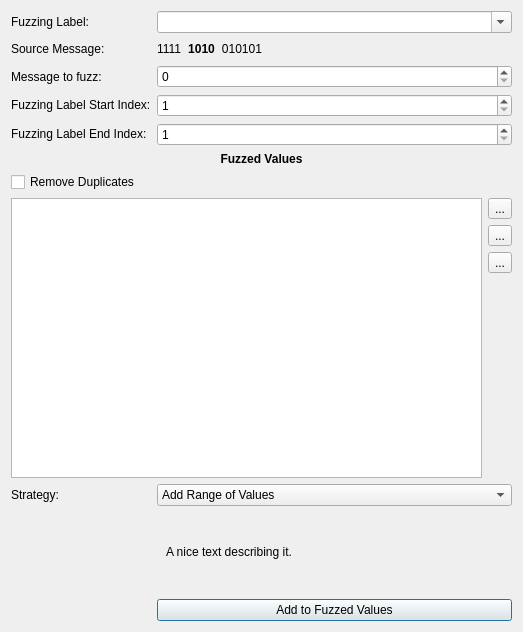
Above: data/ui/fuzzing.ui from jopohl/urh before the change. Below: the same form after it.
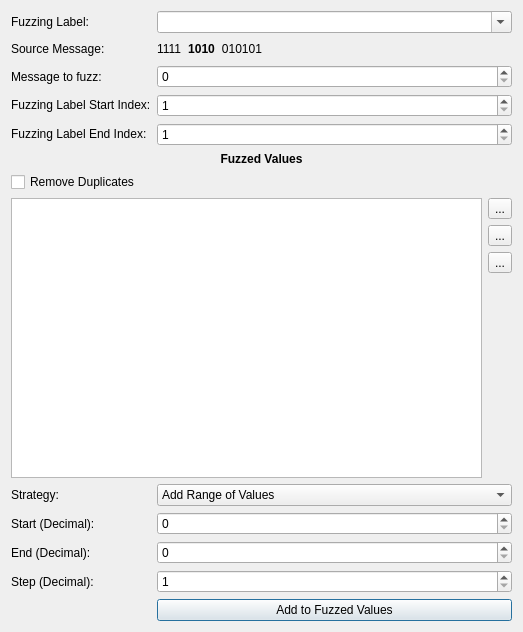
That is the form after the change. The open tabs and pages were chosen to show the change. Icons and pictures are not drawn. Custom widgets are drawn as their Qt base class.

Commit message: integrate de bruijn fuzzing (slow)

The edit to the form file:
```diff
--- a/data/ui/fuzzing.ui
+++ b/data/ui/fuzzing.ui
@@ -216,7 +216,6 @@
        </item>
       </layout>
      </widget>
-     <widget class="QWidget" name="pageDeBruijnLabel"/>
     </widget>
    </item>
    <item row="1" column="1">
@@ -507,20 +506,6 @@
        </item>
       </layout>
      </widget>
-     <widget class="QWidget" name="pageDeBruijn">
-      <layout class="QVBoxLayout" name="verticalLayout_8">
-       <item>
-        <widget class="QLabel" name="labelDeBruijn">
-         <property name="text">
-          <string>&lt;html&gt;&lt;head/&gt;&lt;body&gt;&lt;p&gt;A nice text describing it.&lt;/p&gt;&lt;/body&gt;&lt;/html&gt;</string>
-         </property>
-         <property name="wordWrap">
-          <bool>true</bool>
-         </property>
-        </widget>
-       </item>
-      </layout>
-     </widget>
     </widget>
    </item>
    <item row="1" column="0">
```
The commit also changes 6 other files.
